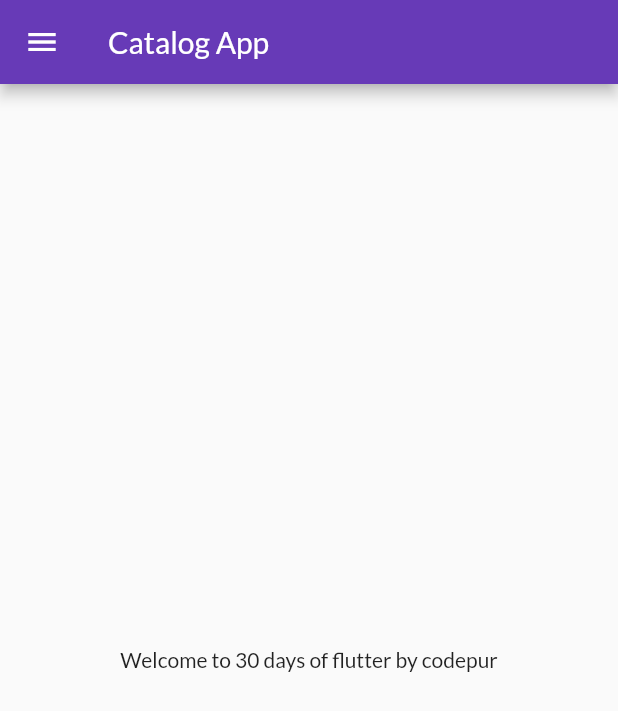
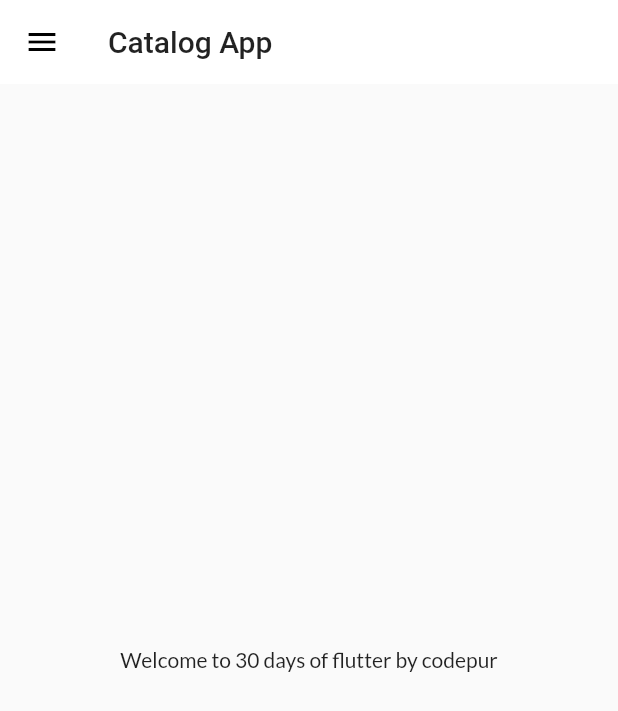
Before and after one commit to MisHti03/30daysflutter, a Flutter app: the screen it shows after launch, on a phone screen of 412 x 824 dp. Shown: the top 711 px of the screen. Run offline on Flutter 3.47's test engine with Material 2 defaults, Android fonts, the phone set to English and light mode, and no system bars; our stand-ins replace google_fonts.

Commit message:
themes done

```diff
--- a/lib/main.dart
+++ b/lib/main.dart
@@ -1,8 +1,11 @@
 import 'package:flutter/material.dart';
 import 'package:flutter_catalog/utils/routes.dart';
+import 'package:flutter_catalog/widgets/themes.dart';
 import 'package:google_fonts/google_fonts.dart';
 import 'package:flutter_catalog/pages/home_page.dart';
 import 'package:flutter_catalog/pages/login_page.dart';
+
+import 'package:flutter_catalog/widgets/themes.dart';
 
 void main() {
   runApp(MyApp());
@@ -14,16 +17,10 @@ class MyApp extends StatelessWidget {
   @override
   Widget build(BuildContext context) {
     return MaterialApp(
+      debugShowCheckedModeBanner: false,
       themeMode: ThemeMode.light,
-      theme: ThemeData(
-        primarySwatch: Colors.deepPurple,
-        fontFamily: GoogleFonts.lato().fontFamily,
-        ),
-
-    debugShowCheckedModeBanner: false,
-      darkTheme: ThemeData(
-        brightness: Brightness.dark,
-      ),
+      theme: MyTheme.lightTheme(context),
+      darkTheme: MyTheme.darkTheme(context),
       initialRoute: MyRoutes.homeRoute,
       routes: {
         "/": (context) => LoginPage(),
--- /dev/null
+++ b/lib/widgets/themes.dart
@@ -0,0 +1,23 @@
+import 'package:flutter/material.dart';
+import 'package:google_fonts/google_fonts.dart';
+
+class MyTheme{
+  static ThemeData  lightTheme(BuildContext context)=> ThemeData(
+        primarySwatch: Colors.deepPurple,
+        fontFamily: GoogleFonts.lato().fontFamily,
+
+         appBarTheme: AppBarTheme(
+          color: Colors.white,
+          elevation: 0.0,
+          iconTheme: IconThemeData(color:Colors.black),
+          textTheme: Theme.of(context).textTheme,
+
+        )
+        );
+
+
+
+        static ThemeData darkTheme(BuildContext context)=> ThemeData(
+       brightness: Brightness.dark,
+        );
+}
```
